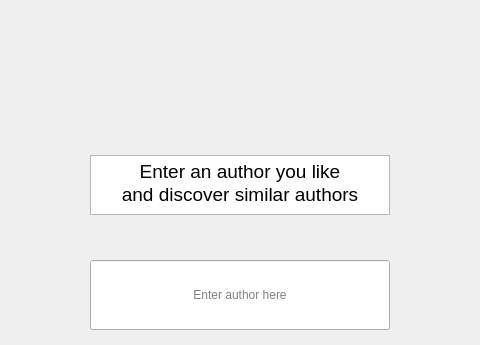
This is ui/search_author_page.ui in CharlesBeise/book_recommender as Qt 5 draws it before an edit; both pictures show x 160 to 640 and y 0 to 345 of the 800 by 600 pixel window. The edited form follows.
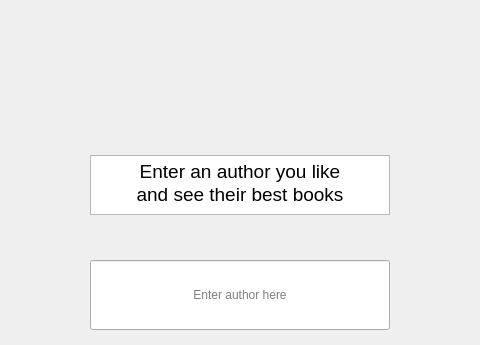
This is the edited form. Icons and pictures are not drawn.

Commit message: Updated some UI pages, added functionality to the Author Search tree

```diff
--- a/ui/search_author_page.ui
+++ b/ui/search_author_page.ui
@@ -74,7 +74,7 @@
 p, li { white-space: pre-wrap; }
 &lt;/style&gt;&lt;/head&gt;&lt;body style=&quot; font-family:'MS Shell Dlg 2'; font-size:8.25pt; font-weight:400; font-style:normal;&quot;&gt;
 &lt;p align=&quot;center&quot; style=&quot; margin-top:0px; margin-bottom:0px; margin-left:0px; margin-right:0px; -qt-block-indent:0; text-indent:0px;&quot;&gt;&lt;span style=&quot; font-size:14pt;&quot;&gt;Enter an author you like&lt;/span&gt;&lt;/p&gt;
-&lt;p align=&quot;center&quot; style=&quot; margin-top:0px; margin-bottom:0px; margin-left:0px; margin-right:0px; -qt-block-indent:0; text-indent:0px;&quot;&gt;&lt;span style=&quot; font-size:14pt;&quot;&gt;and discover similar authors&lt;/span&gt;&lt;/p&gt;&lt;/body&gt;&lt;/html&gt;</string>
+&lt;p align=&quot;center&quot; style=&quot; margin-top:0px; margin-bottom:0px; margin-left:0px; margin-right:0px; -qt-block-indent:0; text-indent:0px;&quot;&gt;&lt;span style=&quot; font-size:14pt;&quot;&gt;and see their best books&lt;/span&gt;&lt;/p&gt;&lt;/body&gt;&lt;/html&gt;</string>
    </property>
   </widget>
   <widget class="QLineEdit" name="AuthorSearchBox">
```
The commit also changes 13 other files.
